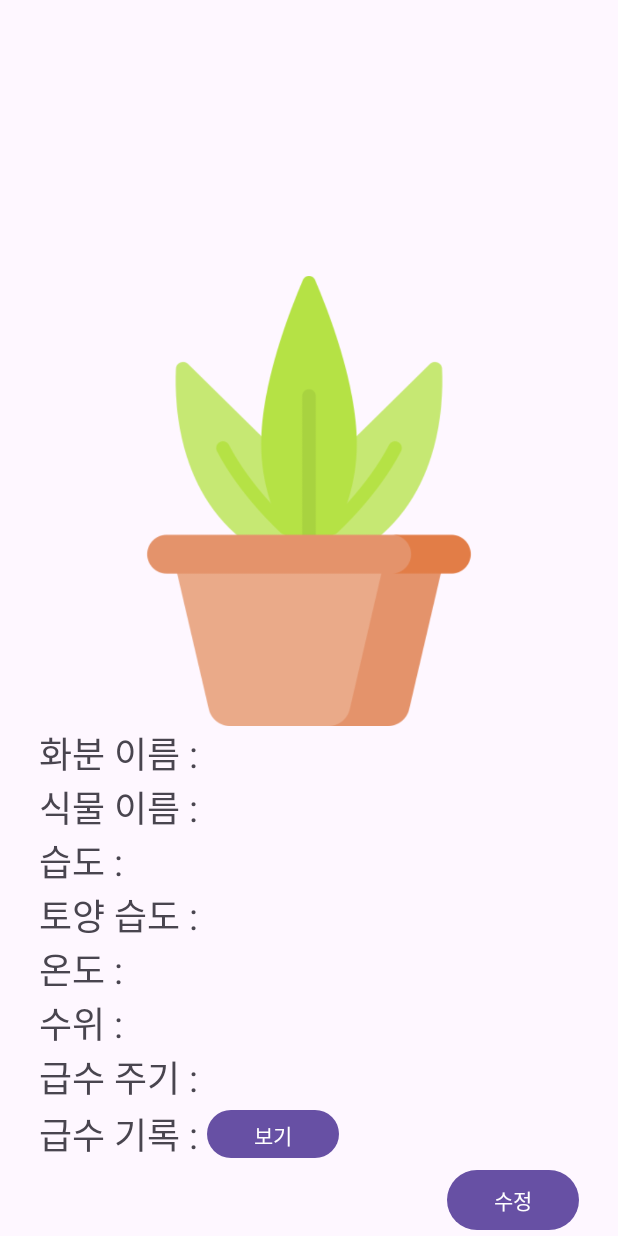
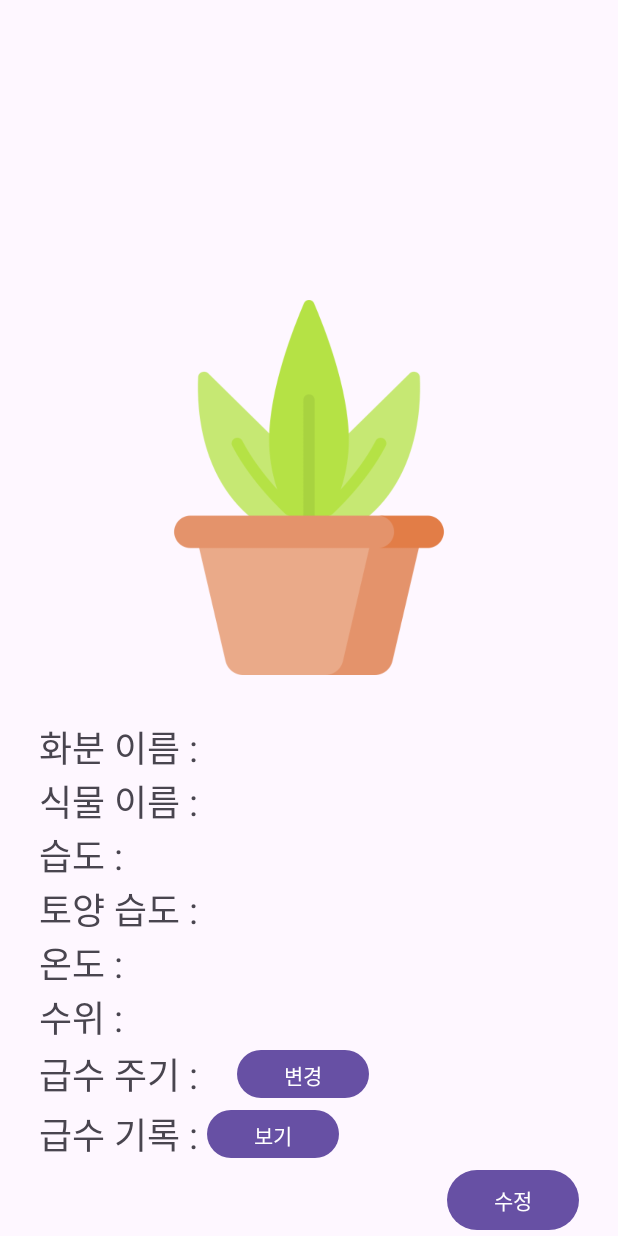
Before and after one commit to terranking1/SmartPot, an Android app: the fragment PotFragment shown on its own in the app's theme, on a phone screen of 412 x 824 dp. Run offline under Robolectric (Android 15) with nearby library versions, the phone set to English and light mode, and no system bars; pictures from the network do not load.

Commit message:
급수주기 변경 추가

```diff
--- a/app/src/main/java/com/example/smartpot/PotDTO.java
+++ b/app/src/main/java/com/example/smartpot/PotDTO.java
@@ -37,6 +37,11 @@ public class PotDTO
     @SerializedName("wateringDates")
     @Expose
     private LocalDateTime[] wateringDates;
+
+    public PotDTO(String serialId, Integer period) {
+        this.serialId = serialId;
+        this.period = period;
+    }
 
     public String getSerialId() {
         return serialId;
--- a/app/src/main/java/com/example/smartpot/initMyApi.java
+++ b/app/src/main/java/com/example/smartpot/initMyApi.java
@@ -6,7 +6,11 @@ import java.util.List;
 import okhttp3.MultipartBody;
 import okhttp3.RequestBody;
 import retrofit2.Call;
+import retrofit2.http.Body;
+import retrofit2.http.Field;
+import retrofit2.http.FormUrlEncoded;
 import retrofit2.http.GET;
+import retrofit2.http.Headers;
 import retrofit2.http.Multipart;
 import retrofit2.http.POST;
 import retrofit2.http.Part;
@@ -19,6 +23,10 @@ public interface initMyApi {
     @GET("/pot/potMain")
     Call<List<PotDTO>> getPotDTO();
 
+    @Headers({"Content-Type: application/json"})
+    @POST("/pot/setPeriod")
+    Call<PotDTO> setPeriod(@Body PotDTO body);
+
     @Multipart
     @POST("/pot/potSetting")
     Call<PotDTO> setPot(@Part MultipartBody.Part imageFile, @PartMap HashMap<String, RequestBody> data);
--- a/app/src/main/res/layout/activity_main.xml
+++ b/app/src/main/res/layout/activity_main.xml
@@ -10,11 +10,11 @@
 
     <me.relex.circleindicator.CircleIndicator3
         android:id="@+id/indicator"
+        android:layout_width="match_parent"
+        android:layout_height="48dp"
         app:ci_drawable="@drawable/black_indicator"
-        app:ci_width="5pt"
         app:ci_height="5pt"
-        android:layout_width="match_parent"
-        android:layout_height="48dp" />
+        app:ci_width="5pt" />
 
     <androidx.viewpager2.widget.ViewPager2
         android:id="@+id/viewPager2_container"
--- a/app/src/main/res/layout/fragment_pot.xml
+++ b/app/src/main/res/layout/fragment_pot.xml
@@ -16,7 +16,8 @@
         <ImageView
             android:id="@+id/imgV_PotImage"
             android:layout_width="match_parent"
-            android:layout_height="300dp"
+            android:layout_height="250dp"
+            android:layout_marginBottom="30dp"
             app:srcCompat="@drawable/defaultpot" />
 
         <LinearLayout
@@ -32,7 +33,7 @@
 
             <TextView
                 android:id="@+id/tv_PotName"
-                android:layout_width="match_parent"
+                android:layout_width="wrap_content"
                 android:layout_height="wrap_content"
                 android:textSize="24sp" />
         </LinearLayout>
@@ -50,7 +51,7 @@
 
             <TextView
                 android:id="@+id/tv_PlantName"
-                android:layout_width="match_parent"
+                android:layout_width="wrap_content"
                 android:layout_height="wrap_content"
                 android:textSize="24sp" />
         </LinearLayout>
@@ -68,7 +69,7 @@
 
             <TextView
                 android:id="@+id/tv_Humidity"
-                android:layout_width="match_parent"
+                android:layout_width="wrap_content"
                 android:layout_height="wrap_content"
                 android:textSize="24sp" />
         </LinearLayout>
@@ -86,7 +87,7 @@
 
             <TextView
                 android:id="@+id/tv_Soil_Humidity"
-                android:layout_width="match_parent"
+                android:layout_width="wrap_content"
                 android:layout_height="wrap_content"
                 android:textSize="24sp" />
         </LinearLayout>
@@ -104,7 +105,7 @@
 
             <TextView
                 android:id="@+id/tv_Temper"
-                android:layout_width="match_parent"
+                android:layout_width="wrap_content"
                 android:layout_height="wrap_content"
                 android:textSize="24sp" />
         </LinearLayout>
@@ -122,7 +123,7 @@
 
             <TextView
                 android:id="@+id/tv_WaterLevel"
-                android:layout_width="match_parent"
+                android:layout_width="wrap_content"
                 android:layout_height="wrap_content"
                 android:textSize="24sp" />
 
@@ -136,14 +137,23 @@
             <TextView
                 android:layout_width="wrap_content"
                 android:layout_height="wrap_content"
+                android:layout_gravity="center"
                 android:text="급수 주기 : "
                 android:textSize="24sp" />
 
             <TextView
                 android:id="@+id/tv_Period"
-                android:layout_width="match_parent"
+                android:layout_width="wrap_content"
                 android:layout_height="wrap_content"
+                android:layout_gravity="center"
+                android:layout_marginRight="20dp"
                 android:textSize="24sp" />
+
+            <Button
+                android:id="@+id/btn_EditPeriod"
+                android:layout_width="wrap_content"
+                android:layout_height="40dp"
+                android:text="변경" />
         </LinearLayout>
 
         <LinearLayout
```
Also changed, not shown: app/src/main/java/com/example/smartpot/PotFragment.java (+45 -0 lines).
